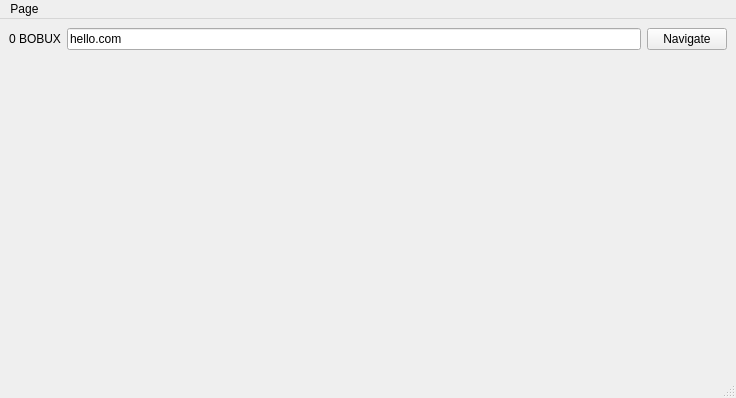
dhtdht020/bobuxnet-browser, file gui/web.ui: the form before one commit.
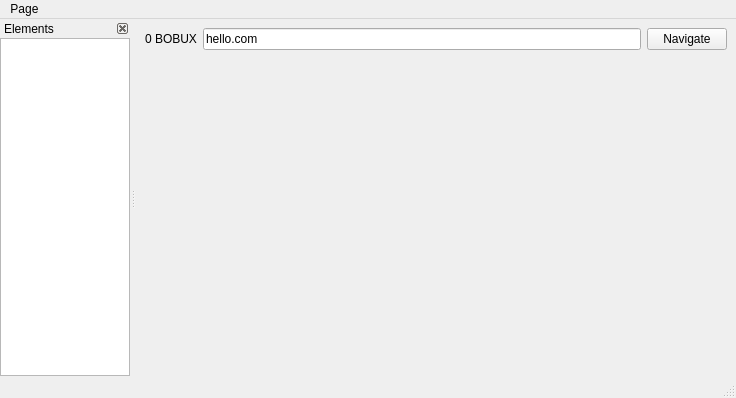
The form after the commit.

Commit message: Partial element list implementation

Diff of the .ui file:
```diff
--- a/gui/web.ui
+++ b/gui/web.ui
@@ -15,6 +15,9 @@
   </property>
   <widget class="QWidget" name="centralwidget">
    <layout class="QVBoxLayout" name="verticalLayout">
+    <property name="spacing">
+     <number>0</number>
+    </property>
     <property name="leftMargin">
      <number>0</number>
     </property>
@@ -62,6 +65,9 @@
        </item>
        <item>
         <widget class="QLineEdit" name="AddressBar">
+         <property name="styleSheet">
+          <string notr="true"/>
+         </property>
          <property name="text">
           <string>hello.com</string>
          </property>
@@ -117,8 +123,8 @@
         <rect>
          <x>0</x>
          <y>0</y>
-         <width>736</width>
-         <height>311</height>
+         <width>602</width>
+         <height>317</height>
         </rect>
        </property>
        <property name="sizePolicy">
@@ -151,6 +157,66 @@
    <addaction name="menuPage"/>
   </widget>
   <widget class="QStatusBar" name="statusbar"/>
+  <widget class="QDockWidget" name="ElementDock">
+   <property name="minimumSize">
+    <size>
+     <width>130</width>
+     <height>38</height>
+    </size>
+   </property>
+   <property name="features">
+    <set>QDockWidget::DockWidgetClosable</set>
+   </property>
+   <property name="allowedAreas">
+    <set>Qt::LeftDockWidgetArea</set>
+   </property>
+   <property name="windowTitle">
+    <string>Elements</string>
+   </property>
+   <attribute name="dockWidgetArea">
+    <number>1</number>
+   </attribute>
+   <widget class="QWidget" name="dockWidgetContents">
+    <layout class="QVBoxLayout" name="verticalLayout_2">
+     <property name="leftMargin">
+      <number>0</number>
+     </property>
+     <property name="topMargin">
+      <number>0</number>
+     </property>
+     <property name="rightMargin">
+      <number>0</number>
+     </property>
+     <property name="bottomMargin">
+      <number>0</number>
+     </property>
+     <item>
+      <widget class="QTreeWidget" name="ElementList">
+       <property name="sizePolicy">
+        <sizepolicy hsizetype="Ignored" vsizetype="Ignored">
+         <horstretch>0</horstretch>
+         <verstretch>0</verstretch>
+        </sizepolicy>
+       </property>
+       <property name="rootIsDecorated">
+        <bool>true</bool>
+       </property>
+       <property name="wordWrap">
+        <bool>true</bool>
+       </property>
+       <property name="headerHidden">
+        <bool>true</bool>
+       </property>
+       <column>
+        <property name="text">
+         <string>Element</string>
+        </property>
+       </column>
+      </widget>
+     </item>
+    </layout>
+   </widget>
+  </widget>
   <action name="actionReturn">
    <property name="text">
     <string>Return</string>
```
Left out of the diff: 6 changed lines with no effect on the pictures. The commit also changes 11 other files.
